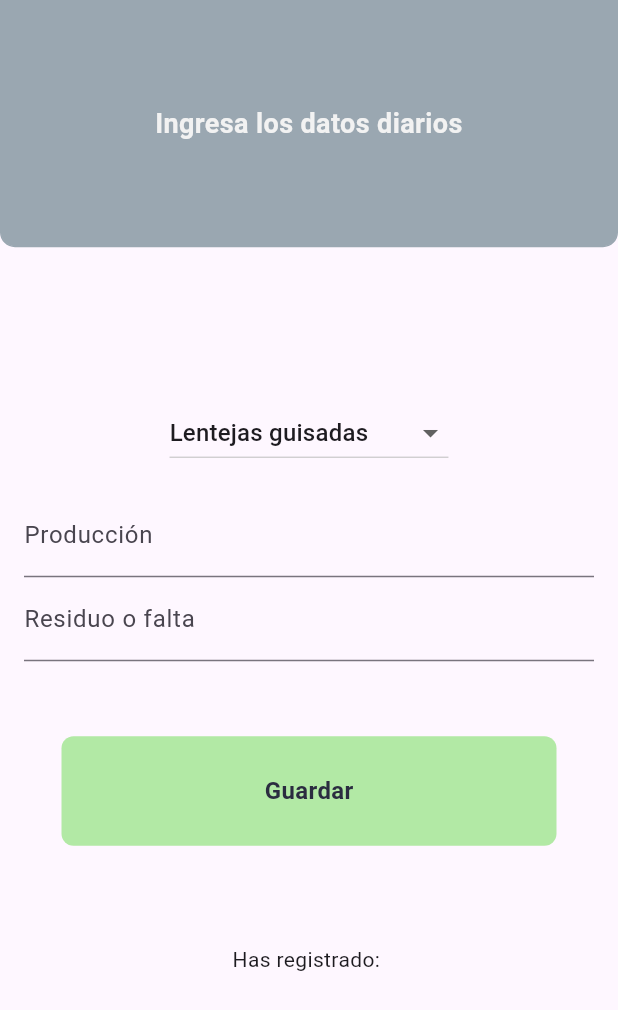
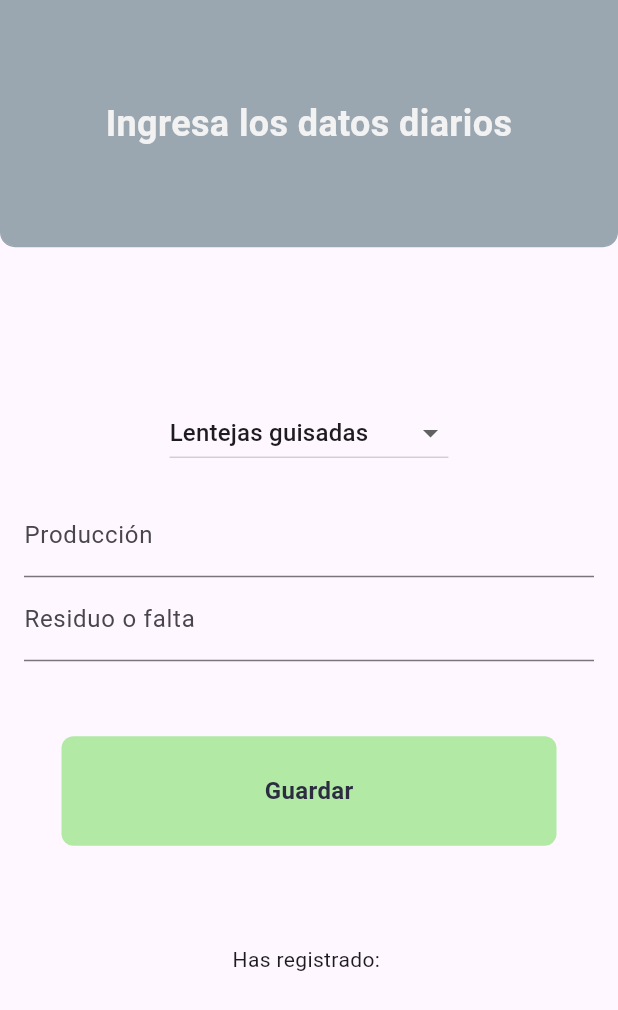
Before and after one commit to PabloMP124/foodex, a Flutter app: the RegistryPage screen opened directly, on a phone screen of 412 x 824 dp. Shown: the top 1010 px of the screen. Run offline on Flutter 3.47's test engine with Material 3 defaults, Android fonts, the light colour scheme and no system bars; our stand-ins replace fl_chart.

Commit message:
"registro básico lil change"

```diff
--- a/lib/pages/registry_page.dart
+++ b/lib/pages/registry_page.dart
@@ -118,7 +118,7 @@ class _RegistryPageState extends State<RegistryPage> {
                 children: [
                   Text(
                     'Ingresa los datos diarios',
-                    style: TextStyle(fontSize: 18, fontWeight: FontWeight.bold, color: Color(0xFFf2f2f2)),
+                    style: TextStyle(fontSize: 24, fontWeight: FontWeight.bold, color: Color(0xFFf2f2f2)),
                     textAlign: TextAlign.center,
                   ),
                 ],
```
